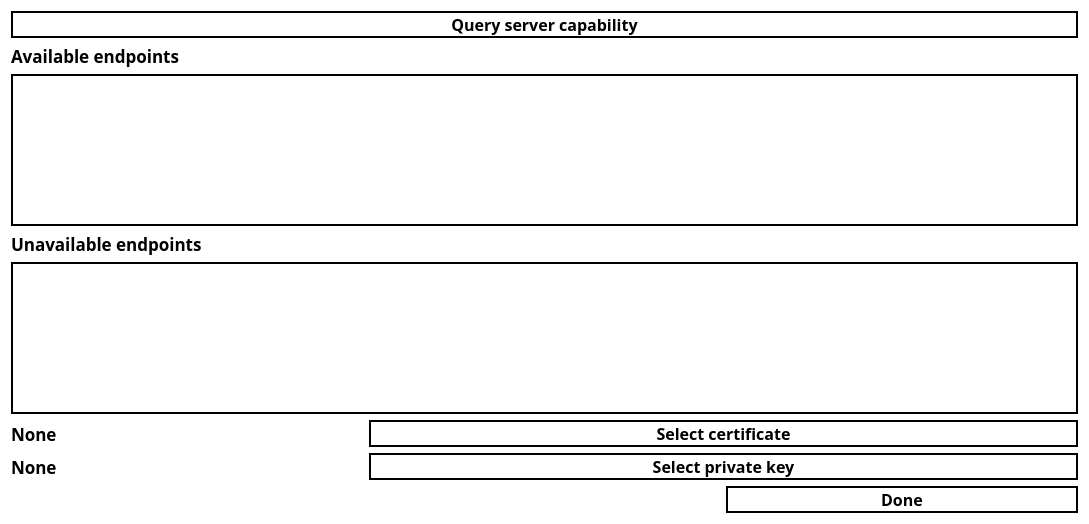
This is opc-client/connection_ui.ui in alexlocastro/industrial-informatics-opc-ua-python as Qt 5 draws it before an edit. The edited form follows.
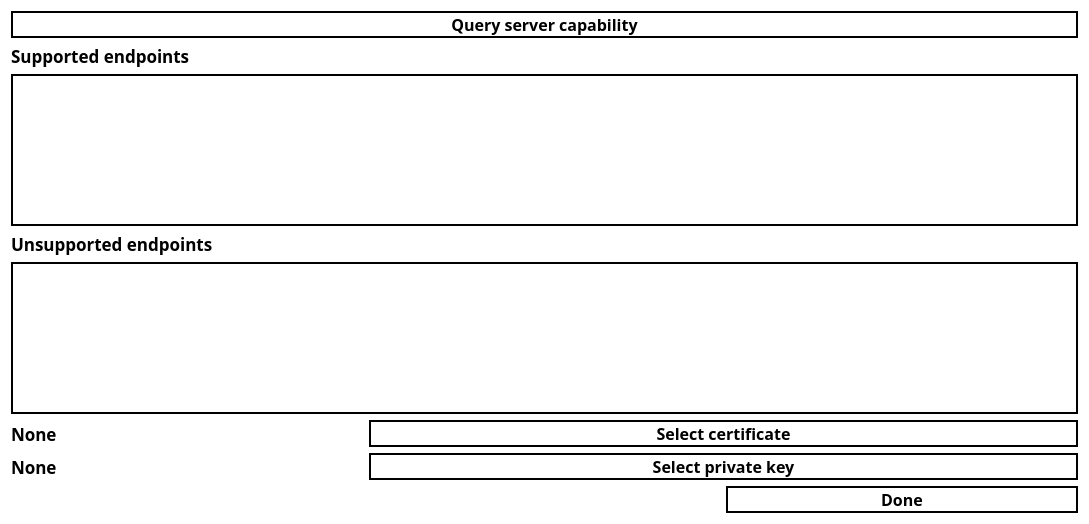
This is the edited form.

```diff
--- a/opc-client/connection_ui.ui
+++ b/opc-client/connection_ui.ui
@@ -174,7 +174,7 @@
       </font>
      </property>
      <property name="text">
-      <string>Available endpoints</string>
+      <string>Supported endpoints</string>
      </property>
     </widget>
    </item>
@@ -189,7 +189,7 @@
       </font>
      </property>
      <property name="text">
-      <string>Unavailable endpoints</string>
+      <string>Unsupported endpoints</string>
      </property>
     </widget>
    </item>
```
